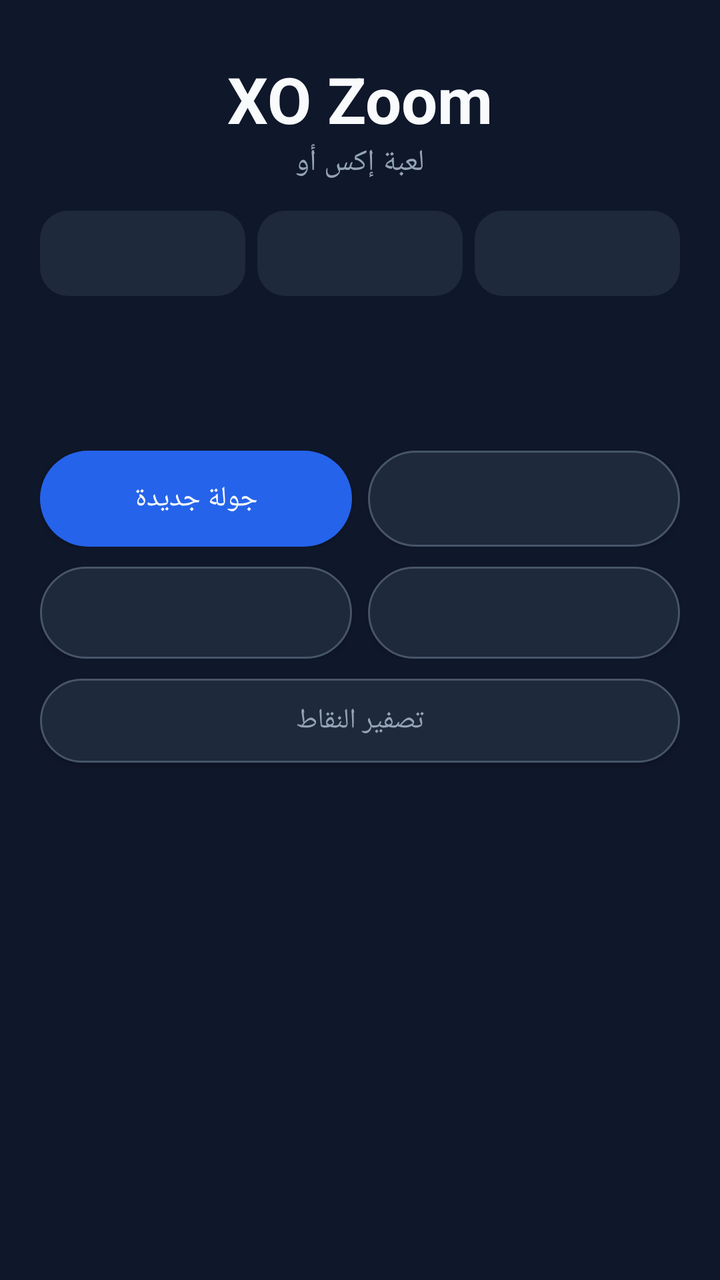
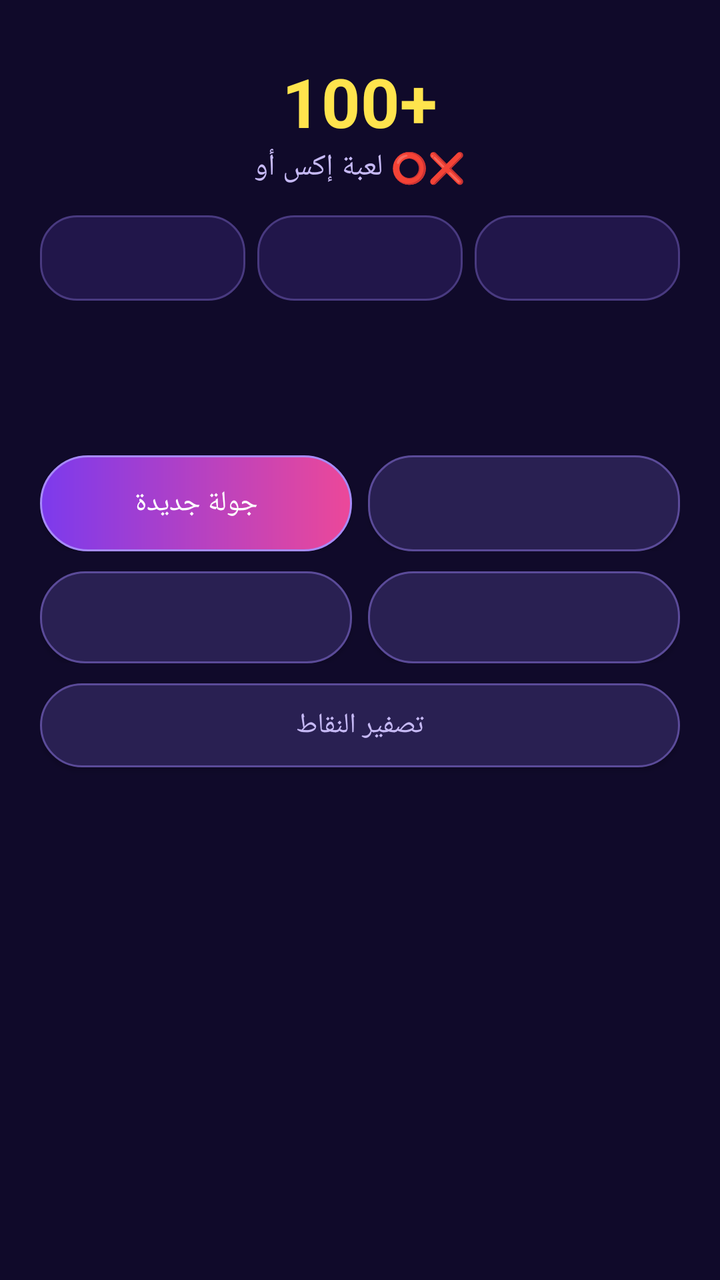

Compare the two renders of this Android layout. The source of the first and the diff that turns it into the second are given below.
<!-- AndroidManifest.xml: application theme AppTheme -->
<!-- res/layout/activity_main.xml -->
<?xml version="1.0" encoding="utf-8"?>
<ScrollView xmlns:android="http://schemas.android.com/apk/res/android"
    android:layout_width="match_parent"
    android:layout_height="match_parent"
    android:background="@color/bg"
    android:fillViewport="true">

    <LinearLayout
        android:layout_width="match_parent"
        android:layout_height="wrap_content"
        android:gravity="center_horizontal"
        android:orientation="vertical"
        android:padding="20dp">

        <TextView
            android:layout_width="wrap_content"
            android:layout_height="wrap_content"
            android:layout_marginTop="8dp"
            android:text="XO Zoom"
            android:textColor="@color/text_main"
            android:textSize="32sp"
            android:textStyle="bold" />

        <TextView
            android:layout_width="wrap_content"
            android:layout_height="wrap_content"
            android:layout_marginBottom="14dp"
            android:text="لعبة إكس أو"
            android:textColor="@color/text_dim"
            android:textSize="15sp" />

        <LinearLayout
            android:layout_width="match_parent"
            android:layout_height="wrap_content"
            android:orientation="horizontal">

            <TextView
                android:id="@+id/scoreX"
                android:layout_width="0dp"
                android:layout_height="wrap_content"
                android:layout_marginEnd="6dp"
                android:layout_weight="1"
                android:background="@drawable/bg_panel"
                android:gravity="center"
                android:padding="10dp"
                android:textColor="@color/x_color"
                android:textSize="17sp"
                android:textStyle="bold" />

            <TextView
                android:id="@+id/scoreDraw"
                android:layout_width="0dp"
                android:layout_height="wrap_content"
                android:layout_marginEnd="6dp"
                android:layout_weight="1"
                android:background="@drawable/bg_panel"
                android:gravity="center"
                android:padding="10dp"
                android:textColor="@color/text_dim"
                android:textSize="17sp"
                android:textStyle="bold" />

            <TextView
                android:id="@+id/scoreO"
                android:layout_width="0dp"
                android:layout_height="wrap_content"
                android:layout_weight="1"
                android:background="@drawable/bg_panel"
                android:gravity="center"
                android:padding="10dp"
                android:textColor="@color/o_color"
                android:textSize="17sp"
                android:textStyle="bold" />
        </LinearLayout>

        <TextView
            android:id="@+id/statusText"
            android:layout_width="wrap_content"
            android:layout_height="wrap_content"
            android:layout_marginTop="16dp"
            android:layout_marginBottom="12dp"
            android:textColor="@color/text_main"
            android:textSize="22sp"
            android:textStyle="bold" />

        <GridLayout
            android:id="@+id/board"
            android:layout_width="wrap_content"
            android:layout_height="wrap_content"
            android:columnCount="3"
            android:rowCount="3" />

        <LinearLayout
            android:layout_width="match_parent"
            android:layout_height="wrap_content"
            android:layout_marginTop="20dp"
            android:orientation="horizontal">

            <Button
                android:id="@+id/restartButton"
                android:layout_width="0dp"
                android:layout_height="48dp"
                android:layout_marginEnd="8dp"
                android:layout_weight="1"
                android:background="@drawable/bg_button"
                android:text="جولة جديدة"
                android:textColor="@color/text_main" />

            <Button
                android:id="@+id/modeButton"
                android:layout_width="0dp"
                android:layout_height="48dp"
                android:layout_weight="1"
                android:background="@drawable/bg_button_dim"
                android:textColor="@color/text_main" />
        </LinearLayout>

        <LinearLayout
            android:layout_width="match_parent"
            android:layout_height="wrap_content"
            android:layout_marginTop="10dp"
            android:orientation="horizontal">

            <Button
                android:id="@+id/difficultyButton"
                android:layout_width="0dp"
                android:layout_height="46dp"
                android:layout_marginEnd="8dp"
                android:layout_weight="1"
                android:background="@drawable/bg_button_dim"
                android:textColor="@color/text_main" />

            <Button
                android:id="@+id/soundButton"
                android:layout_width="0dp"
                android:layout_height="46dp"
                android:layout_weight="1"
                android:background="@drawable/bg_button_dim"
                android:textColor="@color/text_main" />
        </LinearLayout>

        <Button
            android:id="@+id/resetScoreButton"
            android:layout_width="match_parent"
            android:layout_height="42dp"
            android:layout_marginTop="10dp"
            android:background="@drawable/bg_button_dim"
            android:text="تصفير النقاط"
            android:textColor="@color/text_dim" />

    </LinearLayout>
</ScrollView>
<!-- resources referenced by this layout -->
<resources>
  <color name="bg">#0F172A</color>
  <color name="o_color">#FB7185</color>
  <color name="text_dim">#94A3B8</color>
  <color name="text_main">#F8FAFC</color>
  <color name="x_color">#38BDF8</color>
  <!-- drawable bg_button (drawable) -->
  <?xml version="1.0" encoding="utf-8"?>
  <shape xmlns:android="http://schemas.android.com/apk/res/android" android:shape="rectangle">
      <solid android:color="#2563EB" />
      <corners android:radius="24dp" />
  </shape>
  <!-- drawable bg_button_dim (drawable) -->
  <?xml version="1.0" encoding="utf-8"?>
  <shape xmlns:android="http://schemas.android.com/apk/res/android" android:shape="rectangle">
      <solid android:color="@color/panel" />
      <corners android:radius="24dp" />
      <stroke android:width="1dp" android:color="#475569" />
  </shape>
  <!-- drawable bg_panel (drawable) -->
  <?xml version="1.0" encoding="utf-8"?>
  <shape xmlns:android="http://schemas.android.com/apk/res/android" android:shape="rectangle">
      <solid android:color="@color/panel" />
      <corners android:radius="14dp" />
  </shape>
  <style name="AppTheme" parent="Theme.AppCompat.NoActionBar">
          <item name="android:windowBackground">@color/bg</item>
          <item name="android:statusBarColor">@color/bg</item>
          <item name="android:navigationBarColor">@color/bg</item>
      </style>
  <color name="panel">#1E293B</color>
</resources>

<!-- the commit's change to res/layout/activity_main.xml (unified diff, before → after) -->
@@ -16,16 +16,16 @@
             android:layout_width="wrap_content"
             android:layout_height="wrap_content"
             android:layout_marginTop="8dp"
-            android:text="XO Zoom"
-            android:textColor="@color/text_main"
-            android:textSize="32sp"
+            android:text="100+"
+            android:textColor="@color/gold"
+            android:textSize="34sp"
             android:textStyle="bold" />
 
         <TextView
             android:layout_width="wrap_content"
             android:layout_height="wrap_content"
             android:layout_marginBottom="14dp"
-            android:text="لعبة إكس أو"
+            android:text="❌⭕ لعبة إكس أو"
             android:textColor="@color/text_dim"
             android:textSize="15sp" />
 
@@ -33,7 +33,6 @@
             android:layout_width="match_parent"
             android:layout_height="wrap_content"
             android:orientation="horizontal">
-
             <TextView
                 android:id="@+id/scoreX"
                 android:layout_width="0dp"
@@ -46,7 +45,6 @@
                 android:textColor="@color/x_color"
                 android:textSize="17sp"
                 android:textStyle="bold" />
-
             <TextView
                 android:id="@+id/scoreDraw"
                 android:layout_width="0dp"
@@ -59,7 +57,6 @@
                 android:textColor="@color/text_dim"
                 android:textSize="17sp"
                 android:textStyle="bold" />
-
             <TextView
                 android:id="@+id/scoreO"
                 android:layout_width="0dp"
@@ -95,7 +92,6 @@
             android:layout_height="wrap_content"
             android:layout_marginTop="20dp"
             android:orientation="horizontal">
-
             <Button
                 android:id="@+id/restartButton"
                 android:layout_width="0dp"
@@ -105,7 +101,6 @@
                 android:background="@drawable/bg_button"
                 android:text="جولة جديدة"
                 android:textColor="@color/text_main" />
-
             <Button
                 android:id="@+id/modeButton"
                 android:layout_width="0dp"
@@ -120,7 +115,6 @@
             android:layout_height="wrap_content"
             android:layout_marginTop="10dp"
             android:orientation="horizontal">
-
             <Button
                 android:id="@+id/difficultyButton"
                 android:layout_width="0dp"
@@ -129,7 +123,6 @@
                 android:layout_weight="1"
                 android:background="@drawable/bg_button_dim"
                 android:textColor="@color/text_main" />
-
             <Button
                 android:id="@+id/soundButton"
                 android:layout_width="0dp"
@@ -147,6 +140,5 @@
             android:background="@drawable/bg_button_dim"
             android:text="تصفير النقاط"
             android:textColor="@color/text_dim" />
-
     </LinearLayout>
 </ScrollView>
<!-- resource entries referenced after the edit -->
@@ -1,34 +1,36 @@
 <!-- resources referenced by this layout -->
 <resources>
-  <color name="bg">#0F172A</color>
-  <color name="o_color">#FB7185</color>
-  <color name="text_dim">#94A3B8</color>
-  <color name="text_main">#F8FAFC</color>
-  <color name="x_color">#38BDF8</color>
+  <color name="bg">#100A2A</color>
+  <color name="gold">#FFE44D</color>
+  <color name="o_color">#FF4FA3</color>
+  <color name="text_dim">#C6B9F5</color>
+  <color name="text_main">#FFFFFF</color>
+  <color name="x_color">#36E7FF</color>
   <!-- drawable bg_button (drawable) -->
   <?xml version="1.0" encoding="utf-8"?>
   <shape xmlns:android="http://schemas.android.com/apk/res/android" android:shape="rectangle">
-      <solid android:color="#2563EB" />
+      <gradient android:angle="0" android:startColor="#7C3AED" android:endColor="#EC4899" />
       <corners android:radius="24dp" />
+      <stroke android:width="1dp" android:color="#A78BFA" />
   </shape>
   <!-- drawable bg_button_dim (drawable) -->
   <?xml version="1.0" encoding="utf-8"?>
   <shape xmlns:android="http://schemas.android.com/apk/res/android" android:shape="rectangle">
-      <solid android:color="@color/panel" />
-      <corners android:radius="24dp" />
-      <stroke android:width="1dp" android:color="#475569" />
+      <solid android:color="#292052" />
+      <corners android:radius="22dp" />
+      <stroke android:width="1dp" android:color="#5B4B99" />
   </shape>
   <!-- drawable bg_panel (drawable) -->
   <?xml version="1.0" encoding="utf-8"?>
   <shape xmlns:android="http://schemas.android.com/apk/res/android" android:shape="rectangle">
-      <solid android:color="@color/panel" />
-      <corners android:radius="14dp" />
+      <solid android:color="#21164A" />
+      <corners android:radius="18dp" />
+      <stroke android:width="1dp" android:color="#493A80" />
   </shape>
   <style name="AppTheme" parent="Theme.AppCompat.NoActionBar">
           <item name="android:windowBackground">@color/bg</item>
           <item name="android:statusBarColor">@color/bg</item>
           <item name="android:navigationBarColor">@color/bg</item>
       </style>
-  <color name="panel">#1E293B</color>
 </resources>
 
